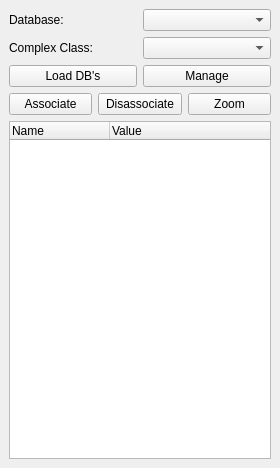
Before: the Qt Designer form ComplexTools/complexWindow_base.ui in dsgoficial/DsgTools, drawn with Qt 5.
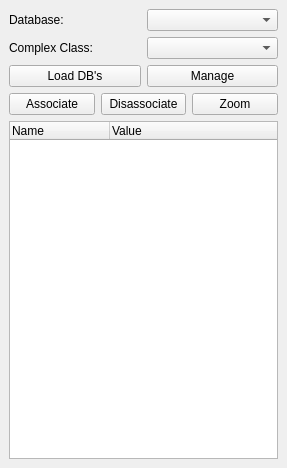
After: the same form once the commit is applied.

Diff of the .ui file:
```diff
--- a/ComplexTools/complexWindow_base.ui
+++ b/ComplexTools/complexWindow_base.ui
@@ -6,7 +6,7 @@
    <rect>
     <x>0</x>
     <y>0</y>
-    <width>280</width>
+    <width>287</width>
     <height>468</height>
    </rect>
   </property>
```
Left out of the diff: 2 changed lines with no effect on the pictures.
